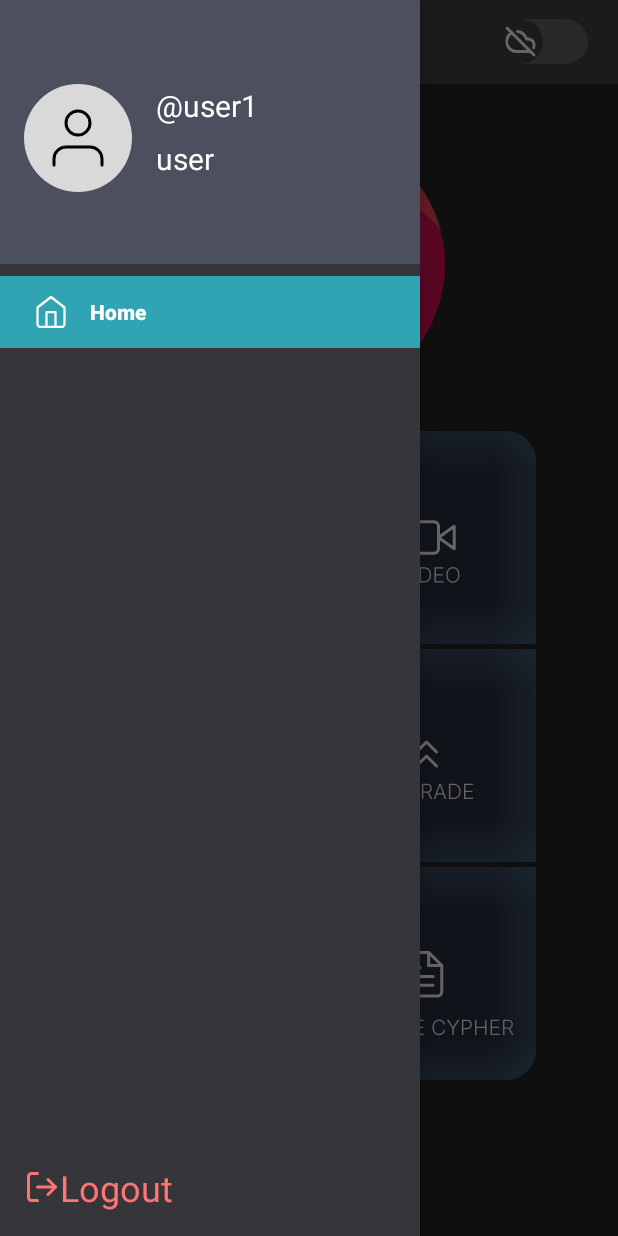
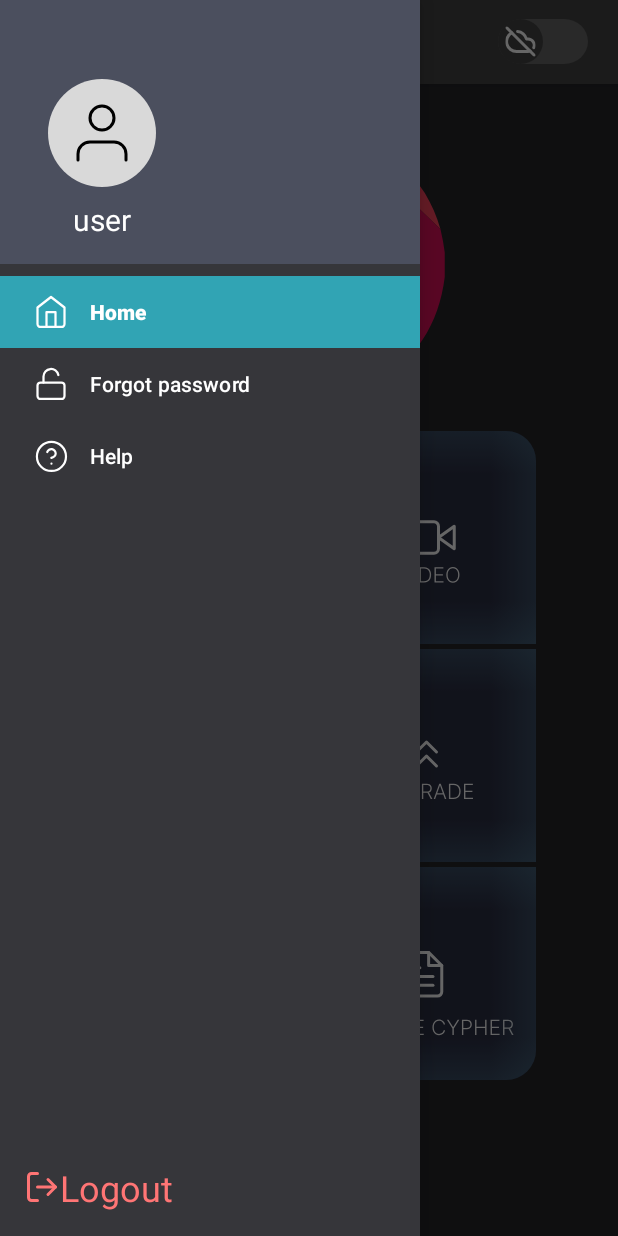
Before and after one commit to KongRong911104/sfc_app, an Android app built with Jetpack Compose: the MainActivity screen opened directly, with no data from a screen before it, with the side drawer open, on a phone screen of 412 x 824 dp. Run offline under Robolectric (Android 15) with nearby library versions, the phone set to English and light mode, and no system bars; our stand-ins replace navigation-ui; libraries missing offline, so code that uses them is left out: androidx.camera.core, androidx.camera.lifecycle.

Commit message:
我負責的部分基礎完成

```diff
--- a/app/src/main/java/com/example/sfc_front/ui/AES/AES256.java
+++ b/app/src/main/java/com/example/sfc_front/ui/AES/AES256.java
@@ -24,7 +24,6 @@ public class AES256 {
     public void encryptFile(File inputFile, File outputFile) throws Exception {
         SecretKeySpec secretKeySpec = new SecretKeySpec(secretKey.getBytes(), AES_ALGORITHM);
         Cipher cipher = Cipher.getInstance(CIPHER_ALGORITHM);
-
         // 生成隨機初始化向量
         SecureRandom random = new SecureRandom();
         byte[] ivBytes = new byte[16];
--- /dev/null
+++ b/app/src/main/res/drawable/forgot_pw.xml
@@ -0,0 +1,20 @@
+<vector xmlns:android="http://schemas.android.com/apk/res/android"
+    android:width="32dp"
+    android:height="32dp"
+    android:viewportWidth="32"
+    android:viewportHeight="32">
+  <path
+      android:pathData="M25.333,14.667H6.667C5.194,14.667 4,15.861 4,17.333V26.667C4,28.139 5.194,29.333 6.667,29.333H25.333C26.806,29.333 28,28.139 28,26.667V17.333C28,15.861 26.806,14.667 25.333,14.667Z"
+      android:strokeLineJoin="round"
+      android:strokeWidth="2"
+      android:fillColor="#00000000"
+      android:strokeColor="#ffffff"
+      android:strokeLineCap="round"/>
+  <path
+      android:pathData="M9.333,14.667V9.333C9.332,7.68 9.944,6.085 11.052,4.858C12.161,3.631 13.685,2.86 15.33,2.694C16.975,2.528 18.623,2.979 19.954,3.959C21.285,4.94 22.204,6.38 22.533,8"
+      android:strokeLineJoin="round"
+      android:strokeWidth="2"
+      android:fillColor="#00000000"
+      android:strokeColor="#ffffff"
+      android:strokeLineCap="round"/>
+</vector>
--- /dev/null
+++ b/app/src/main/res/drawable/help.xml
@@ -0,0 +1,27 @@
+<vector xmlns:android="http://schemas.android.com/apk/res/android"
+    android:width="33dp"
+    android:height="33dp"
+    android:viewportWidth="33"
+    android:viewportHeight="33">
+  <path
+      android:pathData="M16.913,30.201C24.277,30.201 30.246,24.231 30.246,16.867C30.246,9.503 24.277,3.534 16.913,3.534C9.549,3.534 3.579,9.503 3.579,16.867C3.579,24.231 9.549,30.201 16.913,30.201Z"
+      android:strokeLineJoin="round"
+      android:strokeWidth="2"
+      android:fillColor="#00000000"
+      android:strokeColor="#ffffff"
+      android:strokeLineCap="round"/>
+  <path
+      android:pathData="M13.033,12.867C13.346,11.976 13.965,11.225 14.779,10.746C15.594,10.267 16.551,10.092 17.482,10.252C18.413,10.412 19.258,10.896 19.866,11.619C20.475,12.341 20.808,13.256 20.806,14.2C20.806,16.867 16.806,18.201 16.806,18.201"
+      android:strokeLineJoin="round"
+      android:strokeWidth="2"
+      android:fillColor="#00000000"
+      android:strokeColor="#ffffff"
+      android:strokeLineCap="round"/>
+  <path
+      android:pathData="M16.913,23.534H16.926"
+      android:strokeLineJoin="round"
+      android:strokeWidth="2"
+      android:fillColor="#00000000"
+      android:strokeColor="#ffffff"
+      android:strokeLineCap="round"/>
+</vector>
--- a/app/src/main/res/layout/nav_header_main.xml
+++ b/app/src/main/res/layout/nav_header_main.xml
@@ -10,33 +10,27 @@
     android:paddingRight="@dimen/activity_horizontal_margin"
     android:paddingBottom="@dimen/activity_vertical_margin">
 
-    <ImageView
-        android:id="@+id/imageView"
+    <LinearLayout
         android:layout_width="wrap_content"
-        android:layout_height="wrap_content"
-        android:contentDescription="@string/nav_header_desc"
-        android:paddingTop="@dimen/nav_header_vertical_spacing"
-        app:srcCompat="@drawable/user_head">
-
-    </ImageView>
-
-    <LinearLayout
-        android:layout_width="match_parent"
         android:layout_height="match_parent"
-        android:gravity="center_vertical"
+        android:gravity="bottom|center_horizontal"
         android:orientation="vertical"
         android:paddingLeft="@dimen/activity_horizontal_margin">
 
-        <TextView
-            android:id="@+id/textView"
+        <ImageView
+            android:id="@+id/imageView"
             android:layout_width="wrap_content"
             android:layout_height="wrap_content"
-            android:text="\@user1"
-            android:textAppearance="@style/user_name" />
+            android:contentDescription="@string/nav_header_desc"
+            android:paddingTop="@dimen/nav_header_vertical_spacing"
+            app:srcCompat="@drawable/user_head">
+
+        </ImageView>
 
         <TextView
             android:layout_width="wrap_content"
             android:layout_height="wrap_content"
+            android:gravity="center|center_horizontal|center_vertical"
             android:paddingTop="@dimen/nav_header_vertical_spacing"
             android:text="user"
             android:textAppearance="@style/user_name" />
--- a/app/src/main/res/menu/activity_main_drawer.xml
+++ b/app/src/main/res/menu/activity_main_drawer.xml
@@ -12,6 +12,20 @@
             android:title="@string/menu_home"
             android:textAppearance="@style/read_file"
             />
+        <item
+            android:background="#FFFFFFFF"
+            android:id="@+id/nav_PW"
+            android:icon="@drawable/forgot_pw"
+            android:title="@string/menu_PW"
+            android:textAppearance="@style/read_file"
+            />
+        <item
+            android:background="#FFFFFFFF"
+            android:id="@+id/nav_help"
+            android:icon="@drawable/help"
+            android:title="@string/menu_help"
+            android:textAppearance="@style/read_file"
+            />
 
 
     </group>
--- a/app/src/main/res/values/strings.xml
+++ b/app/src/main/res/values/strings.xml
@@ -1,5 +1,5 @@
 <resources>
-    <string name="app_name">SFC</string>
+    <string name="app_name">PGA</string>
     <string name="navigation_drawer_open">Open navigation drawer</string>
     <string name="navigation_drawer_close">Close navigation drawer</string>
     <string name="nav_header_title">Android Studio</string>
@@ -8,6 +8,8 @@
     <string name="action_settings">Settings</string>
     <string name="sign_up_title">Create\nYOUR\nAccount</string>
     <string name="menu_home">Home</string>
+    <string name="menu_PW">Forgot password</string>
+    <string name="menu_help">Help</string>
     <string name="menu_read_file">Read file</string>
     <string name="menu_slideshow">Slideshow</string>
     <string name="name_">Name:</string>
```
Also changed, not shown: app/src/main/java/com/example/sfc_front/MainActivity.kt (+5 -4 lines), app/src/main/java/com/example/sfc_front/SignUp.kt (+8 -3 lines), app/src/main/res/drawable/ic_launcher_background.xml (+65 -65 lines).
